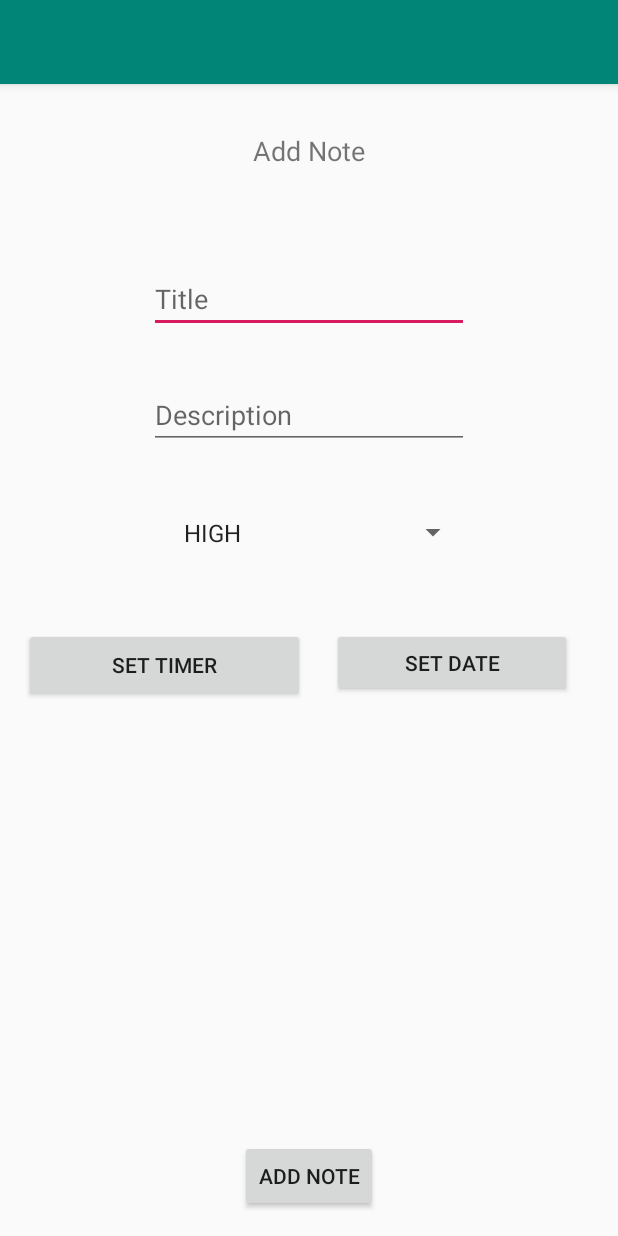
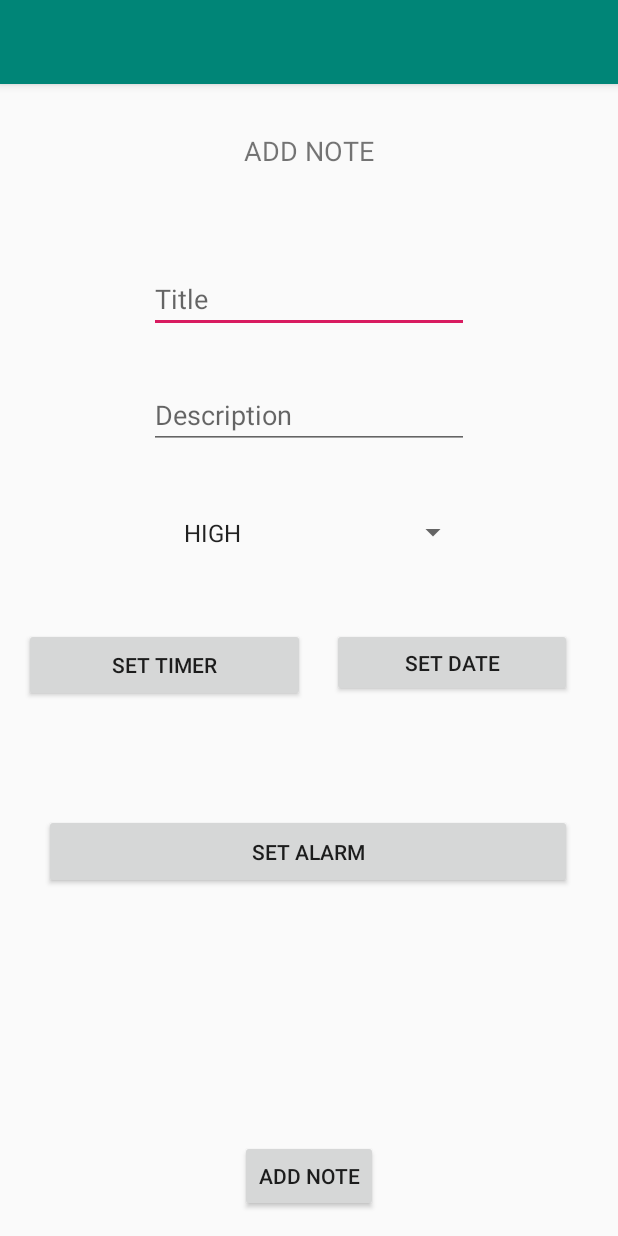
Before and after one commit to abdelrahman-saad/NoteApplication, an Android app: the AddNoteActivity screen opened directly, with no data from a screen before it, on a phone screen of 412 x 824 dp. Run offline under Robolectric (Android 15) with nearby library versions, the phone set to English and light mode, and no system bars.

Commit message:
Finish Alarm / Edit Layout
sending notification functionality , setting alarm with specific time , adding app and notification icon, fixing keyboard hiding Bug

```diff
--- a/app/src/main/AndroidManifest.xml
+++ b/app/src/main/AndroidManifest.xml
@@ -7,10 +7,9 @@
         android:allowBackup="true"
         android:icon="@mipmap/ic_launcher"
         android:label="@string/app_name"
-        android:roundIcon="@mipmap/ic_launcher_round"
+        android:roundIcon="@drawable/noteicon"
         android:supportsRtl="true"
         android:theme="@style/AppTheme">
-        <receiver android:name=".AlarmReceiver" />
         <activity android:name=".Show_Update_Note" />
         <activity android:name=".AddNoteActivity" />
         <activity android:name=".MainActivity">
@@ -20,6 +19,8 @@
                 <category android:name="android.intent.category.LAUNCHER" />
             </intent-filter>
         </activity>
+        <receiver android:name=".AlarmReceiver" />
+
     </application>
 
 </manifest>
--- a/app/src/main/java/com/example/noteapplication/AddNoteActivity.java
+++ b/app/src/main/java/com/example/noteapplication/AddNoteActivity.java
@@ -1,14 +1,20 @@
 package com.example.noteapplication;
 
+import android.annotation.SuppressLint;
+import android.app.Activity;
 import android.app.AlarmManager;
 import android.app.DatePickerDialog;
+import android.app.NotificationChannel;
+import android.app.NotificationManager;
 import android.app.PendingIntent;
 import android.app.TimePickerDialog;
 import android.content.Context;
 import android.content.Intent;
+import android.os.Build;
 import android.os.Bundle;
 import android.text.format.DateFormat;
 import android.view.View;
+import android.view.inputmethod.InputMethodManager;
 import android.widget.ArrayAdapter;
 import android.widget.DatePicker;
 import android.widget.Spinner;
@@ -33,16 +39,32 @@ public class AddNoteActivity extends AppCompatActivity {
     public int Adate;
     public int Ahour;
     public int Aminute;
-
+View back;
     @Override
     protected void onCreate(Bundle savedInstanceState) {
         super.onCreate(savedInstanceState);
         setContentView(R.layout.activity_add_note);
-
+        back = findViewById(R.id.beckground);
+        CreateNotification();
         init();
 
+       // hideKeyboardFrom(this,back);
     }
-
+    public static void hideKeyboard(Activity activity) {
+        InputMethodManager imm = (InputMethodManager) activity.getSystemService(Activity.INPUT_METHOD_SERVICE);
+        //Find the currently focused view, so we can grab the correct window token from it.
+        View view = activity.getCurrentFocus();
+        //If no view currently has focus, create a new one, just so we can grab a window token from it
+        if (view == null) {
+            view = new View(activity);
+        }
+        imm.hideSoftInputFromWindow(view.getWindowToken(), 0);
+    }
+    public void hideKeyboardFrom( View view) {
+        Context context = this;
+        InputMethodManager imm = (InputMethodManager) context.getSystemService(Activity.INPUT_METHOD_SERVICE);
+        imm.hideSoftInputFromWindow(view.getWindowToken(), 0);
+    }
     public void SetDate(View view) {
         //  startActivity(new Intent(this, timer_date.class));
         final Calendar calendar = Calendar.getInstance();
@@ -52,10 +74,12 @@ public class AddNoteActivity extends AppCompatActivity {
         DatePickerDialog datePickerDialog = new DatePickerDialog(this, new DatePickerDialog.OnDateSetListener() {
             @Override
             public void onDateSet(DatePicker view, int year, int month, int dayOfMonth) {
+            int  oneBasedMOnth = Integer.valueOf(month);
+            oneBasedMOnth++;
                 Ayear = year;
                 Amonth = month;
                 Adate = dayOfMonth;
-                String ChosenDate = year + " " + month + " " + dayOfMonth;
+                String ChosenDate = year + " " + oneBasedMOnth + " " + dayOfMonth;
                 DateText.setText(ChosenDate);
             }
         }, YEAR, MONTH, DATE);
@@ -77,11 +101,22 @@ public class AddNoteActivity extends AppCompatActivity {
             }
         }, HOUR, MINUTE, is24HourFormat);
         timePickerDialog.show();
-        SetAlarm();
+    }
+    public void CreateNotification() {
+        if(Build.VERSION.SDK_INT >= Build.VERSION_CODES.BASE){
+            CharSequence name = "MY NOTE APP";
+            String description = "this is our reminder";
+            int importance = NotificationManager.IMPORTANCE_DEFAULT;
+            NotificationChannel channel = new NotificationChannel("notify note",name , importance);
+            channel.setDescription(description);
+            NotificationManager notificationManager = getSystemService(NotificationManager.class);
+            notificationManager.createNotificationChannel(channel);
+        }
     }
 
-    public void SetAlarm() {
-        AlarmManager manager = (AlarmManager) getSystemService(Context.ALARM_SERVICE);
+    @SuppressLint("ObsoleteSdkInt")
+    public void SetAlarm(View view) {
+
         Date dat = new Date();
         Calendar cal_alarm = Calendar.getInstance();
         Calendar cal_now = Calendar.getInstance();
@@ -101,9 +136,12 @@ public class AddNoteActivity extends AppCompatActivity {
 
         Intent myIntent = new Intent(this, AlarmReceiver.class);
         PendingIntent pendingIntent = PendingIntent.getBroadcast(this, 0, myIntent, 0);
+        AlarmManager manager = (AlarmManager) getSystemService(ALARM_SERVICE);
+        assert manager != null;
+        manager.set(AlarmManager.RTC_WAKEUP, cal_alarm.getTimeInMillis(), pendingIntent);
+        Toast.makeText(this, "ALARM Created", Toast.LENGTH_LONG).show();
 
-        manager.set(AlarmManager.RTC_WAKEUP, cal_alarm.getTimeInMillis(), pendingIntent);
-        Toast.makeText(this, "Created", Toast.LENGTH_LONG).show();
+
     }
 
     private void init() {
@@ -123,7 +161,11 @@ public class AddNoteActivity extends AppCompatActivity {
             String priorityText = spinner.getSelectedItem().toString();
             MainActivity.getDB().execSQL("insert into Note(Title, Description, priority) values(?,?,?)", new String[]{titletext, descriptionText, priorityText});
             Toast.makeText(this, "Note was successfully Added", Toast.LENGTH_SHORT).show();
+         //**********************************************************************
 
+
+
+//*****************************************************************************************
             startActivity(new Intent(this, MainActivity.class));
 
         } else {
--- a/app/src/main/res/layout/activity_add_note.xml
+++ b/app/src/main/res/layout/activity_add_note.xml
@@ -2,8 +2,11 @@
 <androidx.constraintlayout.widget.ConstraintLayout xmlns:android="http://schemas.android.com/apk/res/android"
     xmlns:app="http://schemas.android.com/apk/res-auto"
     xmlns:tools="http://schemas.android.com/tools"
+    android:id="@+id/beckground"
     android:layout_width="match_parent"
     android:layout_height="match_parent"
+    android:clickable="true"
+    android:onClick="hideKeyboardFrom"
     tools:context=".AddNoteActivity">
 
     <TextView
@@ -11,7 +14,7 @@
         android:layout_width="wrap_content"
         android:layout_height="wrap_content"
         android:layout_marginTop="32dp"
-        android:text="Add Note"
+        android:text="ADD NOTE"
         android:textSize="18sp"
         app:layout_constraintEnd_toEndOf="parent"
         app:layout_constraintStart_toStartOf="parent"
@@ -108,5 +111,17 @@
         app:layout_constraintEnd_toEndOf="parent"
         app:layout_constraintTop_toBottomOf="@+id/setdate" />
 
+    <Button
+        android:id="@+id/Setalarm"
+        android:layout_width="352dp"
+        android:layout_height="50dp"
+        android:layout_marginTop="164dp"
+        android:onClick="SetAlarm"
+        android:text="Set alarm"
+        app:layout_constraintEnd_toEndOf="parent"
+        app:layout_constraintHorizontal_bias="0.491"
+        app:layout_constraintStart_toStartOf="parent"
+        app:layout_constraintTop_toBottomOf="@+id/spinner" />
+
 
 </androidx.constraintlayout.widget.ConstraintLayout>
```
Also changed, not shown: app/src/main/java/com/example/noteapplication/AlarmReceiver.java (+9 -7 lines), app/src/main/res/drawable-xxhdpi/bellicon.png (added), app/src/main/res/drawable-xxhdpi/bellicon2.png (added), app/src/main/res/drawable-xxhdpi/noteicon.png (added).
